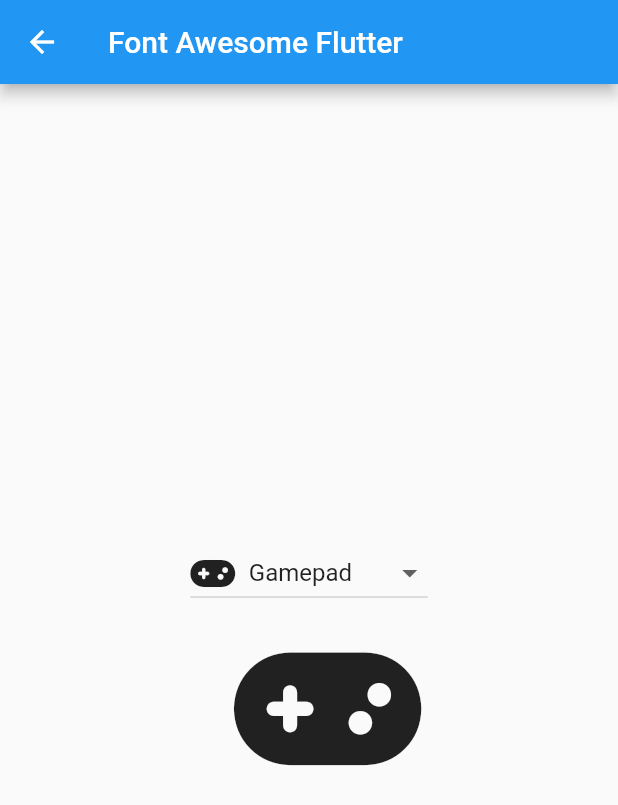
After one commit to MubashirPv/Flutter-Package-Tester, a Flutter app: the FontAwesomeFlutter screen opened directly, on a phone screen of 412 x 824 dp. The commit adds this screen. Shown: the top 805 px of the screen. Run offline on Flutter 3.47's test engine with Material 2 defaults, Android fonts, the light colour scheme and no system bars; our stand-ins replace font_awesome_flutter, google_fonts.

Commit message:
font awesome package

```diff
--- /dev/null
+++ b/lib/packages/font_awesome_flutter.dart
@@ -0,0 +1,65 @@
+import 'package:flutter/material.dart';
+import 'package:font_awesome_flutter/font_awesome_flutter.dart';
+
+class FontAwesomeFlutter extends StatefulWidget {
+   FontAwesomeFlutter({super.key});
+
+  final List<Map<String, dynamic>> buttonIcons = [
+  {'name': 'Gamepad', 'icon': FontAwesomeIcons.gamepad},
+  {'name': 'Shoppingcart', 'icon': Icons.shopping_cart},
+  {'name': 'Icon', 'icon': Icons.insert_emoticon_sharp},
+  {'name': 'Facebook', 'icon': Icons.facebook},
+  {'name': 'Bitcoin', 'icon': Icons.currency_bitcoin},
+];
+
+  @override
+  State<FontAwesomeFlutter> createState() => _FontAwesomeFlutterState();
+}
+
+class _FontAwesomeFlutterState extends State<FontAwesomeFlutter> {
+ late Map<String, dynamic> selectedIcon;
+
+  @override
+  void initState() {
+    super.initState();
+    selectedIcon = widget.buttonIcons[0];
+  }
+
+  @override
+  Widget build(BuildContext context) {
+    return Scaffold(
+      appBar: AppBar(
+        title: const Text('Font Awesome Flutter'),
+      ),
+      body: Center(
+        child: Column(
+          mainAxisAlignment: MainAxisAlignment.center,
+          children: [
+            DropdownButton<Map<String, dynamic>>(
+              value: selectedIcon,
+              onChanged: (value) {
+                setState(() {
+                  selectedIcon = value!;
+                });
+              },
+              items: widget.buttonIcons.map((icon) {
+                return DropdownMenuItem<Map<String, dynamic>>(
+                  value: icon,
+                  child: Row(
+                    children: [
+                      Icon(icon['icon']),
+                      const SizedBox(width: 15.0),
+                      Text(icon['name']),
+                    ],
+                  ),
+                );
+              }).toList(),
+            ),
+            const SizedBox(height: 16.0),
+            Icon(selectedIcon['icon'], size: 100.0),
+          ],
+        ),
+      ),
+    );
+  }
+}
--- a/pubspec.yaml
+++ b/pubspec.yaml
@@ -36,6 +36,7 @@ dependencies:
   # Use with the CupertinoIcons class for iOS style icons.
   cupertino_icons: ^1.0.2
   google_fonts: ^4.0.5
+  font_awesome_flutter: ^10.4.0
 
 dev_dependencies:
   flutter_test:
```
Also changed, not shown: lib/home_screen.dart (+9 -9 lines), lib/models/package_list_model.dart (+40 -40 lines), lib/packages/newpackage.dart (deleted, +0 -14 lines), pubspec.lock.
